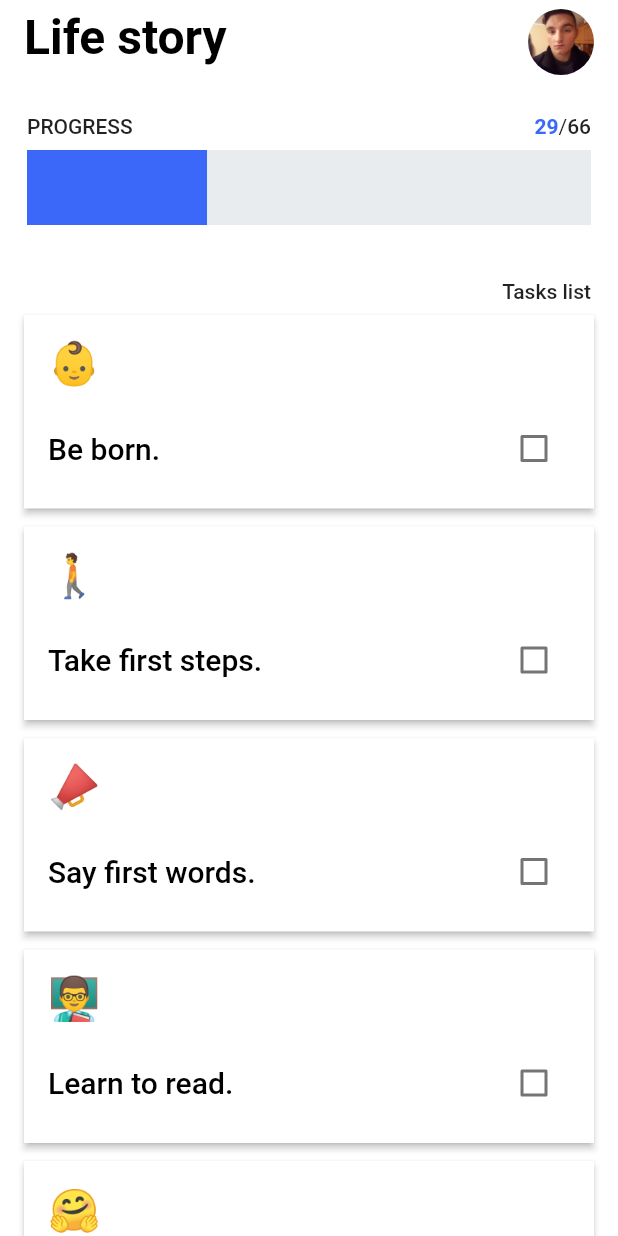
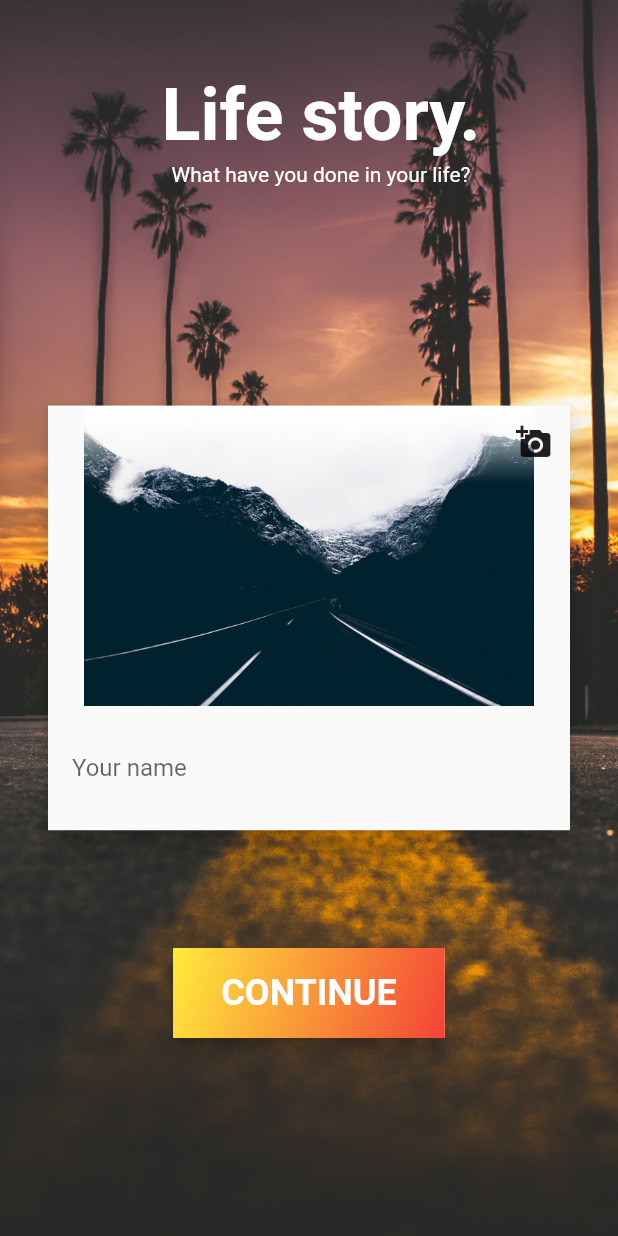
Before and after one commit to Ivaskuu/life_todo, a Flutter app: the screen it shows after launch, on a phone screen of 412 x 824 dp. Run offline on Flutter 3.47's test engine with Material 2 defaults, Android fonts, the phone set to English and light mode, and no system bars; our stand-ins replace image_picker, shared_preferences; accounts and stored records are empty.

Commit message:
Login page

```diff
--- a/lib/main.dart
+++ b/lib/main.dart
@@ -1,7 +1,20 @@
 import 'package:flutter/material.dart';
 import 'pages/todo_list_page/todo_list_page.dart';
+import 'pages/login_page.dart';
+import 'user.dart';
 
-void main() => runApp(new MyApp());
+import 'package:shared_preferences/shared_preferences.dart';
+
+void main() async
+{
+  SharedPreferences prefs = await SharedPreferences.getInstance();
+  if(prefs.getString('userName') != null) User.name = prefs.getString('userName');
+  if(prefs.getString('userImage') != null) User.userImagePath = prefs.getString('userImage');
+
+  User.prefs = prefs;
+
+  runApp(new MyApp());
+}
 
 class MyApp extends StatelessWidget
 {
@@ -15,7 +28,7 @@ class MyApp extends StatelessWidget
       (
         primarySwatch: Colors.blue,
       ),
-      home: new TodoListPage(),
+      home: User.name != null ? new TodoListPage() : new LoginPage(),
     );
   }
 }
--- /dev/null
+++ b/lib/pages/login_page.dart
@@ -0,0 +1,196 @@
+import 'package:flutter/material.dart';
+import 'package:image_picker/image_picker.dart';
+import 'package:shared_preferences/shared_preferences.dart';
+
+import 'todo_list_page/todo_list_page.dart';
+
+import '../user.dart';
+import 'dart:io';
+
+class LoginPage extends StatefulWidget
+{
+  @override
+  _LoginPageState createState() => new _LoginPageState();
+}
+
+class _LoginPageState extends State<LoginPage>
+{
+  File profileImageFile;
+  TextEditingController controller = new TextEditingController();
+  LinearGradient transparentToWhite = new LinearGradient
+  (
+    colors: [ Colors.red, Colors.transparent ],
+    begin: Alignment.topCenter,
+    end: Alignment.bottomCenter
+  );
+
+  @override
+  Widget build(BuildContext context)
+  {
+    return new Scaffold
+    (
+      backgroundColor: Colors.white,
+      body: new PageView
+      (
+        children: <Widget>
+        [
+          new Stack
+          (
+            children: <Widget>
+            [
+              new SizedBox.expand
+              (
+                child: new Image.asset('res/forest.jpg', fit: BoxFit.cover)
+              ),
+              new Align
+              (
+                alignment: FractionalOffset.topCenter,
+                child: new Container
+                (
+                  margin: new EdgeInsets.only(left: 32.0, top: 48.0, right: 16.0),
+                  child: new Column
+                  (
+                    mainAxisAlignment: MainAxisAlignment.start,
+                    children: <Widget>
+                    [
+                      new Text('Life story.', style: new TextStyle(fontWeight: FontWeight.w700, fontSize: 48.0, color: Colors.white)),
+                      new Padding(padding: new EdgeInsets.only(bottom: 4.0)),
+                      new Text('What have you done in your life?', style: new TextStyle(color: Colors.white))
+                    ],
+                  )
+                )
+              ),
+              new Align
+              (
+                alignment: Alignment.center,
+                child: new Container
+                (
+                  margin: new EdgeInsets.symmetric(horizontal: 32.0),
+                  child: new Material
+                  (
+                    elevation: 8.0,
+                    child: new Column
+                    (
+                      mainAxisSize: MainAxisSize.min,
+                      mainAxisAlignment: MainAxisAlignment.center,
+                      crossAxisAlignment: CrossAxisAlignment.center,
+                      children: <Widget>
+                      [
+                        new SizedBox.fromSize
+                        (
+                          size: new Size.fromHeight(200.0),
+                          child: new Material
+                          (
+                            child: new Stack
+                            (
+                              children: <Widget>
+                              [
+                                new Center
+                                (
+                                  child: profileImageFile != null
+                                  ? new Container
+                                  (
+                                    decoration: new BoxDecoration(image: new DecorationImage(image: new FileImage(profileImageFile), fit: BoxFit.cover, alignment: Alignment.center))
+                                  ) : new Image.asset('res/mountains.jpg')
+                                ),
+                                new Align
+                                (
+                                  alignment: Alignment.topRight,
+                                  child: new Container
+                                  (
+                                    child: new IconButton
+                                    (
+                                      onPressed: () => getImage(),
+                                      icon: new Icon(Icons.add_a_photo),
+                                    ),
+                                  )
+                                )
+                              ],
+                            )
+                          ),
+                        ),
+                        new Container
+                        (
+                          margin: new EdgeInsets.symmetric(horizontal: 16.0, vertical: 32.0),
+                          child: new TextField
+                          (
+                            controller: controller,
+                            decoration: new InputDecoration.collapsed
+                            (
+                              hintText: 'Your name'
+                            )
+                          ),
+                        )
+                      ],
+                    )
+                  )
+                )
+              ),
+              new Align
+              (
+                alignment: Alignment.center,
+                child: new Container
+                (
+                  margin: new EdgeInsets.only(top: 500.0),
+                  child: new Material
+                  (
+                    elevation: 4.0,
+                    child: new Container
+                    (
+                      decoration: new BoxDecoration
+                      (
+                        gradient: new LinearGradient
+                        (
+                          colors: [ Colors.yellow, Colors.red ],
+                          begin: Alignment.topLeft,
+                          end: Alignment.bottomRight
+                        )
+                      ),
+                      child: new Material
+                      (
+                        color: Colors.transparent,
+                        child: new InkWell
+                        (
+                          onTap: () => saveNameAndContinue(controller.text),
+                          child: new Container
+                          (
+                            margin: new EdgeInsets.symmetric(horizontal: 32.0, vertical: 16.0),
+                            child: new Text('CONTINUE', style: new TextStyle(fontSize: 24.0, fontWeight: FontWeight.w600, color: Colors.white)),
+                          )
+                        ),
+                      ),
+                    ),
+                  )
+                )
+              )
+            ]
+          )
+        ]
+      )
+    );
+  }
+
+  getImage() async
+  {
+    var _fileName = await ImagePicker.pickImage();
+
+    setState(()
+    {
+      profileImageFile = _fileName;
+    });
+
+    User.prefs.setString('userImage', _fileName.path);
+    User.prefs.commit();
+
+    User.userImagePath = _fileName.path;
+  }
+
+  saveNameAndContinue(String userName) async
+  {
+    User.prefs.setString('userName', userName);
+    await User.prefs.commit();
+
+    User.name = userName;
+    Navigator.of(context).pushReplacement(new MaterialPageRoute(builder: (_) => new TodoListPage()));
+  }
+}
--- a/lib/pages/todo_list_page/progress_bar.dart
+++ b/lib/pages/todo_list_page/progress_bar.dart
@@ -1,6 +1,8 @@
 import 'package:flutter/material.dart';
 import '../../misc/mycolors.dart';
+import '../../misc/tasks_list.dart';
 import 'todo_list_page.dart';
+import '../../user.dart';
 
 class ProgressBar extends StatefulWidget
 {
@@ -46,9 +48,9 @@ class _ProgressBarState extends State<ProgressBar>
                 mainAxisAlignment: MainAxisAlignment.end,
                 children: <Widget>
                 [
-                  new Text('29', style: new TextStyle(color: MyColors.blue, fontWeight: FontWeight.w600)),
+                  new Text(User.completedTasks.length.toString(), style: new TextStyle(color: MyColors.blue, fontWeight: FontWeight.w700)),
                   new Text('/'),
-                  new Text('66', style: new TextStyle(fontWeight: FontWeight.w500)),
+                  new Text(TasksList.tasks.length.toString(), style: new TextStyle(fontWeight: FontWeight.w500)),
                 ],
               )
             ],
@@ -69,7 +71,7 @@ class _ProgressBarState extends State<ProgressBar>
               ),
               new SizedBox.fromSize
               (
-                size: new Size(120.0, 50.0),
+                size: new Size((User.completedTasks.length / TasksList.tasks.length) * MediaQuery.of(context).size.width - (((User.completedTasks.length / TasksList.tasks.length) * MediaQuery.of(context).size.width) * 0.1), 50.0),
                 child: new Material
                 (
                   color: MyColors.blue,
--- a/lib/pages/todo_list_page/todo_list_page.dart
+++ b/lib/pages/todo_list_page/todo_list_page.dart
@@ -1,9 +1,13 @@
 import 'package:flutter/material.dart';
 import '../../misc/mycolors.dart';
 import '../../misc/io_manager.dart';
+import '../../misc/tasks_list.dart';
+import '../../user.dart';
 
 import 'progress_bar.dart';
 import 'tasks_section.dart';
+
+import 'dart:io';
 
 class TodoListPage extends StatefulWidget
 {
@@ -27,6 +31,12 @@ class TodoListPageState extends State<TodoListPage>
 
     controller.addListener(()
     {
+      if(controller.offset == 0.0)
+      {
+        setState(() { widget.showSmallProgressBar = false; });
+        print(controller.offset);
+      }
+
       if(widget.resetState)
       {
         setState(() {});
@@ -50,9 +60,8 @@ class TodoListPageState extends State<TodoListPage>
           new SliverAppBar
           (
             elevation: 3.0,
-            floating: true,
+            floating: false,
             pinned: true,
-            snap: false,
             centerTitle: false,
             backgroundColor: Colors.white,
             titleSpacing: 0.0,
@@ -83,7 +92,7 @@ class TodoListPageState extends State<TodoListPage>
                       (
                         radius: 22.0,
                         backgroundColor: Colors.white,
-                        backgroundImage: new AssetImage('res/me.jpg'),
+                        backgroundImage: new FileImage(new File(User.userImagePath)) ?? new AssetImage('res/me.jpg'),
                       ),
                     )
                   ),
@@ -93,7 +102,7 @@ class TodoListPageState extends State<TodoListPage>
                   alignment: FractionalOffset.bottomLeft,
                   child: new SizedBox.fromSize
                   (
-                    size: new Size(MediaQuery.of(context).size.width / 2.0, 4.0),
+                    size: new Size((User.completedTasks.length / TasksList.tasks.length) * MediaQuery.of(context).size.width, 4.0),
                     child: new Container(color: MyColors.blue),
                   )
                 ) : new Container(),
--- a/lib/user.dart
+++ b/lib/user.dart
@@ -1,9 +1,13 @@
 import 'logic/task.dart';
+import 'package:shared_preferences/shared_preferences.dart';
 
 class User
 {
-  static String name = 'Francesco';
+  static String name;
+  static String userImagePath;
   static List<Task> completedTasks = new List();
+
+  static SharedPreferences prefs;
 
   static void removeTask(String taskDesc)
   {
--- a/pubspec.yaml
+++ b/pubspec.yaml
@@ -5,6 +5,8 @@ dependencies:
   flutter:
     sdk: flutter
   path_provider: "^0.4.0"
+  image_picker: "^0.3.1"
+  shared_preferences: "^0.4.0"
 
 dev_dependencies:
   flutter_test:
@@ -26,6 +28,8 @@ flutter:
   assets:
    - res/me.jpg
    - res/tasks_list.txt
+   - res/mountains.jpg
+   - res/forest.jpg
 
   # An image asset can refer to one or more resolution-specific "variants", see
   # https://flutter.io/assets-and-images/#resolution-aware.
```
Also changed, not shown: pubspec.lock, res/forest.jpg (added), res/mountains.jpg (added), 1 other file.
